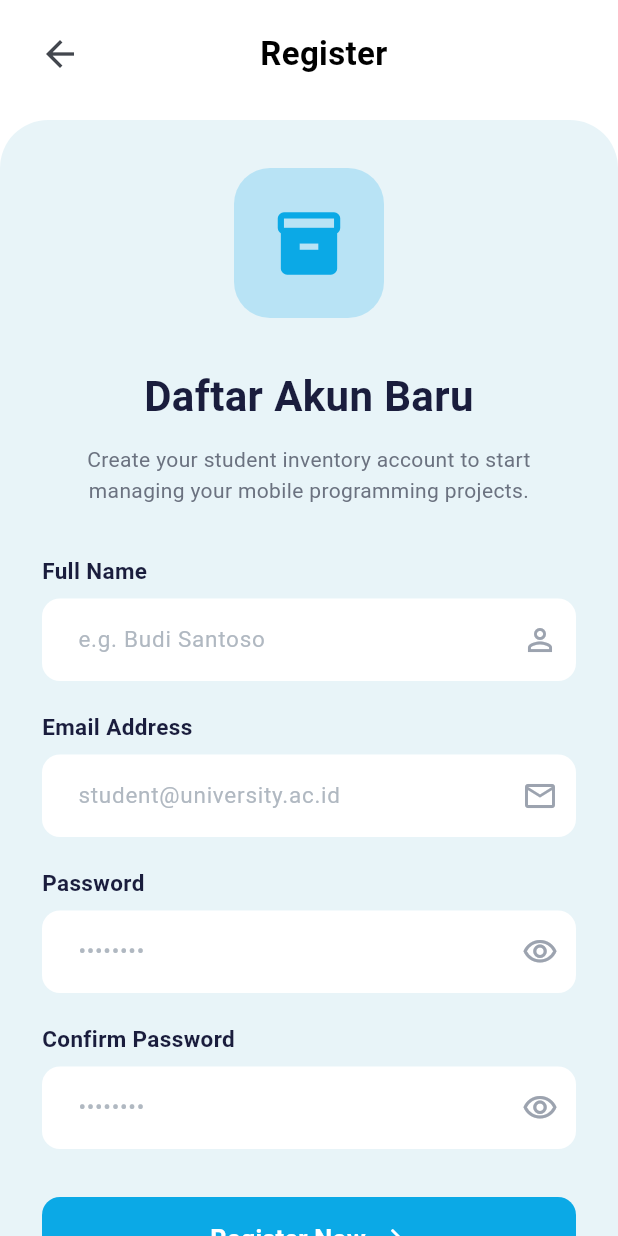
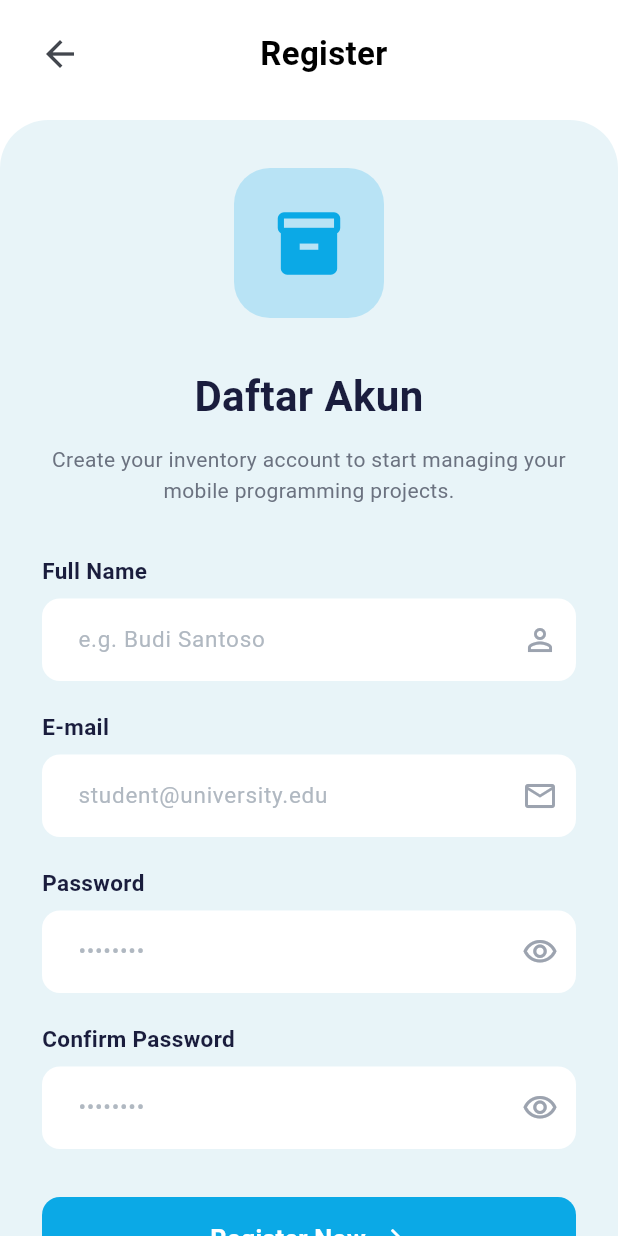
Before and after one commit to margaretha-ririn/Inventory-Management, a Flutter app: the RegisterScreen screen opened directly, on a phone screen of 412 x 824 dp. Run offline on Flutter 3.47's test engine with Material 3 defaults, Android fonts, the light colour scheme and no system bars; our stand-ins replace shared_preferences; accounts and stored records are empty.

Commit message:
Initial commit: Register UI

```diff
--- a/lib/screens/register.dart
+++ b/lib/screens/register.dart
@@ -91,7 +91,7 @@ class _RegisterScreenState extends State<RegisterScreen> {
                     const SizedBox(height: 32),
                     // Title
                     const Text(
-                      'Daftar Akun Baru',
+                      'Daftar Akun',
                       style: TextStyle(
                         fontSize: 28,
                         fontWeight: FontWeight.bold,
@@ -102,7 +102,7 @@ class _RegisterScreenState extends State<RegisterScreen> {
                     const SizedBox(height: 12),
                     // Subtitle
                     const Text(
-                      'Create your student inventory account to start managing your mobile programming projects.',
+                      'Create your inventory account to start managing your mobile programming projects.',
                       style: TextStyle(
                         fontSize: 14,
                         color: Color(0xFF6B7280),
@@ -149,7 +149,7 @@ class _RegisterScreenState extends State<RegisterScreen> {
                     const SizedBox(height: 20),
                     // Email Address field
                     const Text(
-                      'Email Address',
+                      'E-mail',
                       style: TextStyle(
                         fontSize: 15,
                         fontWeight: FontWeight.w600,
@@ -160,7 +160,7 @@ class _RegisterScreenState extends State<RegisterScreen> {
                     TextField(
                       controller: _emailController,
                       decoration: InputDecoration(
-                        hintText: 'student@university.ac.id',
+                        hintText: 'student@university.edu',
                         hintStyle: const TextStyle(
                           color: Color(0xFFB0B8C1),
                           fontSize: 15,
@@ -314,7 +314,7 @@ class _RegisterScreenState extends State<RegisterScreen> {
                       mainAxisAlignment: MainAxisAlignment.center,
                       children: [
                         const Text(
-                          'Already have an account?  ',
+                          'Already have an account?',
                           style: TextStyle(
                             fontSize: 14,
                             color: Color(0xFF6B7280),
```
